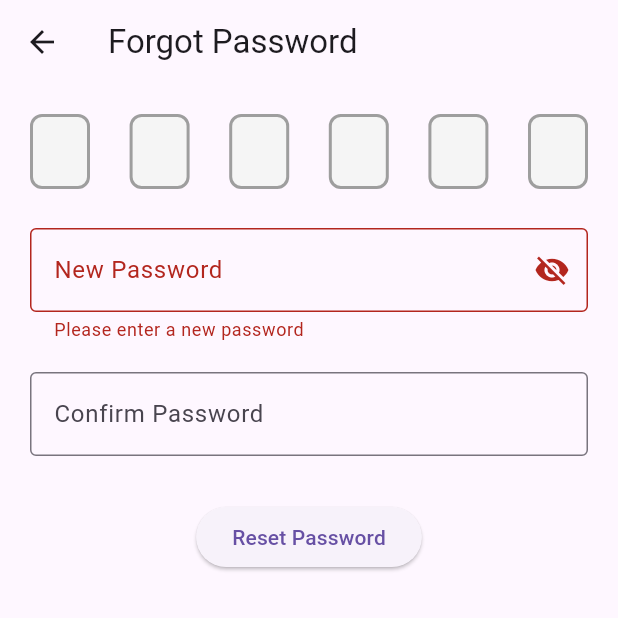
After one commit to Emmanuvelvs/AttendanceApp-2025, a Flutter app: the ForgotPasswordPage screen opened directly, after a tap on "Reset Password", on a phone screen of 412 x 824 dp, the top half of it. The commit adds this screen. Run offline on Flutter 3.47's test engine with Material 3 defaults, Android fonts, the phone set to English and light mode, and no system bars; drawn by our look-alikes of pin_code_fields; our stand-ins replace geolocator, hive_flutter, shared_preferences; missing offline and left inert: dart:ffi, mobile_scanner; accounts and stored records are empty; network calls fail.

Commit message:
Forgot password

```diff
--- a/lib/screen/Brake_Scanner.dart
+++ b/lib/screen/Brake_Scanner.dart
@@ -35,8 +35,8 @@ class BreakScannerState extends State<BreakScanner>
 
     // Set the backend URL dynamically for break in or break out
     backendUrl = widget.type.toLowerCase() == 'in'
-        ? 'http://103.247.19.200:5050/UserReg/users/break/scanIn'
-        : 'http://103.247.19.200:5050/UserReg/users/break/scanOut';
+        ? 'http://185.131.54.8:5050/UserReg/users/break/scanIn'
+        : 'http://185.131.54.8:5050/UserReg/users/break/scanOut';
   }
 
   Future<void> _getUserId() async {
--- /dev/null
+++ b/lib/screen/ForgotPassword.dart
@@ -0,0 +1,172 @@
+import 'package:flutter/material.dart';
+import 'package:pin_code_fields/pin_code_fields.dart';
+import 'package:http/http.dart' as http;
+import 'dart:convert';
+
+class ForgotPasswordPage extends StatefulWidget {
+  @override
+  _ForgotPasswordPageState createState() => _ForgotPasswordPageState();
+}
+
+class _ForgotPasswordPageState extends State<ForgotPasswordPage> {
+  final _formKey = GlobalKey<FormState>();
+
+  final TextEditingController _newPasswordController = TextEditingController();
+  final TextEditingController _confirmPasswordController = TextEditingController();
+  final TextEditingController _otpController = TextEditingController();
+  bool _isPasswordVisible = false;
+
+  void _submit() async {
+  if (_formKey.currentState!.validate()) {
+    String newPassword = _newPasswordController.text;
+    String confirmPassword = _confirmPasswordController.text;
+    String otp = _otpController.text;
+
+    if (newPassword != confirmPassword) {
+      ScaffoldMessenger.of(context).showSnackBar(
+        SnackBar(content: Text('Passwords do not match')),
+      );
+      return;
+    }
+
+    // Show loading
+    showDialog(
+      context: context,
+      barrierDismissible: false,
+      builder: (context) => Center(child: CircularProgressIndicator()),
+    );
+
+    try {
+      final response = await http.post(
+        Uri.parse('https://185.131.54.8:5050/UserReg/forgot-password'),
+        headers: {'Content-Type': 'application/json'},
+        body: jsonEncode({
+          'otp': otp,
+          'newPassword': newPassword,
+          'confirmPassword': confirmPassword,
+        }),
+      );
+
+      Navigator.pop(context); // remove loading
+
+      if (response.statusCode == 200) {
+        final data = jsonDecode(response.body);
+        ScaffoldMessenger.of(context).showSnackBar(
+          SnackBar(content: Text(data['message'] ?? 'Password reset successful!')),
+        );
+      } else {
+        final error = jsonDecode(response.body);
+        ScaffoldMessenger.of(context).showSnackBar(
+          SnackBar(content: Text(error['error'] ?? 'Something went wrong.')),
+        );
+      }
+    } catch (e) {
+      Navigator.pop(context); // remove loading
+      ScaffoldMessenger.of(context).showSnackBar(
+        SnackBar(content: Text('Error: $e')),
+      );
+    }
+  }
+}
+
+
+  @override
+  Widget build(BuildContext context) {
+    return Scaffold(
+      appBar: AppBar(title: Text("Forgot Password")),
+      body: Padding(
+        padding: const EdgeInsets.all(20.0),
+        child: Form(
+          key: _formKey,
+          child: Column(
+            children: [
+            PinCodeTextField(
+                appContext: context,
+                controller: _otpController,
+                length: 6,
+                keyboardType: TextInputType.number,
+                autoDismissKeyboard: true,
+                animationType: AnimationType.fade,
+                pinTheme: PinTheme(
+                  shape: PinCodeFieldShape.box,
+                  borderRadius: BorderRadius.circular(8),
+                  fieldHeight: 50,
+                  fieldWidth: 40,
+                  activeFillColor: Colors.white,
+                  selectedFillColor: Colors.grey.shade200,
+                  inactiveFillColor: Colors.grey.shade100,
+                  activeColor: Colors.blue,
+                  selectedColor: Colors.black,
+                  inactiveColor: Colors.grey,
+                ),
+                animationDuration: Duration(milliseconds: 300),
+                enableActiveFill: true,
+                validator: (value) {
+                  if (value == null || value.length != 6) {
+                    return "Enter 6-digit OTP";
+                  }
+                  return null;
+                },
+              ),
+
+              SizedBox(height: 10),
+              // New Password
+              TextFormField(
+                controller: _newPasswordController,
+                obscureText: !_isPasswordVisible,
+                decoration: InputDecoration(
+                  labelText: "New Password",
+                  border: OutlineInputBorder(),
+                  suffixIcon: IconButton(
+                    icon: Icon(
+                      _isPasswordVisible
+                          ? Icons.visibility
+                          : Icons.visibility_off,
+                    ),
+                    onPressed: () {
+                      setState(() {
+                        _isPasswordVisible = !_isPasswordVisible;
+                      });
+                    },
+                  ),
+                ),
+                validator: (value) {
+                  if (value == null || value.isEmpty) {
+                    return "Please enter a new password";
+                  } else if (value.length < 6) {
+                    return "Password must be at least 6 characters";
+                  }
+                  return null;
+                },
+              ),
+              SizedBox(height: 20),
+
+              // Confirm Password
+              TextFormField(
+                controller: _confirmPasswordController,
+                obscureText: !_isPasswordVisible,
+                decoration: InputDecoration(
+                  labelText: "Confirm Password",
+                  border: OutlineInputBorder(),
+                ),
+                validator: (value) {
+                  if (value != _newPasswordController.text) {
+                    return "Passwords do not match";
+                  }
+                  return null;
+                },
+              ),
+              SizedBox(height: 30),
+
+              // Submit Button
+              ElevatedButton(
+                onPressed: _submit,
+                child: Text("Reset Password"),
+              ),
+            ],
+          ),
+        ),
+      ),
+    );
+  }
+}
--- a/lib/screen/Late_Request.dart
+++ b/lib/screen/Late_Request.dart
@@ -101,7 +101,7 @@ void initState(){
       };
 
       final url =
-          'http://103.247.19.200:5050/UserReg/late-request?userId=${widget.userId}';
+          'http://185.131.54.8:5050/UserReg/late-request?userId=${widget.userId}';
        print('Request URL: $url'); // Log the URL for debugging
         print('Request Data: $requestData');
 
--- a/lib/screen/User_delete.dart
+++ b/lib/screen/User_delete.dart
@@ -7,7 +7,7 @@ class DeleteUserPage extends StatelessWidget {
   final String userId; // Pass user ID for deletion
 
 Future<void> deleteUserAccount() async {
-    final url = Uri.parse('http://103.247.19.200:5050/UserReg/delete/$userId');
+    final url = Uri.parse('http://185.131.54.8:5050/UserReg/delete/$userId');
 
         try {
       final response = await http.delete(url);
--- a/lib/screen/User_update.dart
+++ b/lib/screen/User_update.dart
@@ -46,7 +46,7 @@ class _UpdateUserState extends State<UpdateUser> {
 
   Future<void> _fetchUserDetails() async {
     print("Fetching details for userId: ${widget.userId}");
-    final String apiUrl = 'http://103.247.19.200:5050/user/${widget.userId}';
+    final String apiUrl = 'http://185.131.54.8:5050/user/${widget.userId}';
 
     try {
       final response = await http.get(Uri.parse(apiUrl));
--- a/lib/screen/attendences_ststus.dart
+++ b/lib/screen/attendences_ststus.dart
@@ -4,7 +4,7 @@ import 'package:http/http.dart' as http;
 
 
 Future<List<Attendance>> fetchAttendance() async {
-  final response = await http.get(Uri.parse('http://103.247.19.200:5050/UserReg/attendance/today'));
+  final response = await http.get(Uri.parse('http://185.131.54.8:5050/UserReg/attendance/today'));
 
   if (response.statusCode == 200) {
     List<dynamic> data = json.decode(response.body);
--- a/lib/screen/registr.dart
+++ b/lib/screen/registr.dart
@@ -33,8 +33,8 @@ List<Map<String, dynamic>> _batchList = []; // Store batch as dynamic list
 
   final RegExp _emailRegExp = RegExp(r'^[a-zA-Z0-9._%+-]+@[a-zA-Z0-9.-]+\.[a-zA-Z]{2,}$');
   //final String apiUrl = 'http://192.168.1.42:8080/UserReg/reg';
- final String apiUrl = 'http://103.247.19.200:5050/UserReg/reg';
-final String batchApiUrl = 'http://103.247.19.200:5050/AdminReg/getAllBatches';
+ final String apiUrl = 'http://185.131.54.8:5050/UserReg/reg';
+final String batchApiUrl = 'http://185.131.54.8:5050/AdminReg/getAllBatches';
 //String _selectedBatch = 'Batch';
 
 @override
--- a/lib/screen/view_laterequests.dart
+++ b/lib/screen/view_laterequests.dart
@@ -36,7 +36,7 @@ class LateRequest {
 class LateRequestService {
   static Future<List<LateRequest>> fetchLateRequests(int userId) async {
     final response = await http.get(
-      Uri.parse('http://103.247.19.200:5050/UserReg/late-requests?userId=$userId'),
+      Uri.parse('http://185.131.54.8:5050/UserReg/late-requests?userId=$userId'),
     );
 
     if (response.statusCode == 200) {
--- a/lib/screen/view_leaverequest.dart
+++ b/lib/screen/view_leaverequest.dart
@@ -47,7 +47,8 @@ class LeaveRequest {
   }
 }
 class ApiService {
-  static const String baseUrl = 'http://103.247.19.200:5050/UserReg/leave-requests';
+
+  static const String baseUrl = 'http://185.131.54.8:5050/UserReg/leave-requests';
 
   static Future<List<LeaveRequest>> fetchLeaveRequests(String userId) async {
     final response = await http.get(Uri.parse('$baseUrl?userId=$userId')); // Send as string
--- a/pubspec.yaml
+++ b/pubspec.yaml
@@ -43,6 +43,7 @@ dependencies:
   mobile_scanner: ^6.0.2
   path_provider: ^2.1.5
   permission_handler: ^11.3.1
+  pin_code_fields: ^8.0.1
   provider: ^6.1.2
   riverpod: ^2.6.1
   shared_preferences: ^2.3.4
```
Also changed, not shown: lib/main.dart (+15 -22 lines), lib/screen/Brake_slider.dart (+1 -6 lines), lib/screen/Leave_Request.dart (+43 -51 lines), lib/screen/QR_scanner.dart (+4 -4 lines), lib/screen/emailOTP.dart (added, +64 -0 lines), lib/screen/home.dart (+61 -29 lines), lib/screen/login.dart (+75 -68 lines), pubspec.lock, 85 other files.
